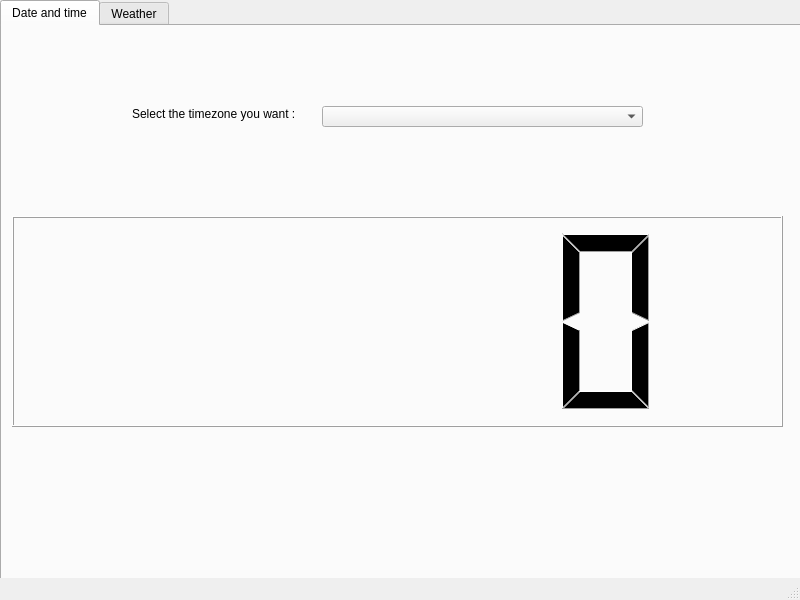
This is maindesktopweadtwindow.ui in Vicken-Ghoubiguian/desktopWeaDTApp as Qt 5 draws it before an edit. The edited form follows.
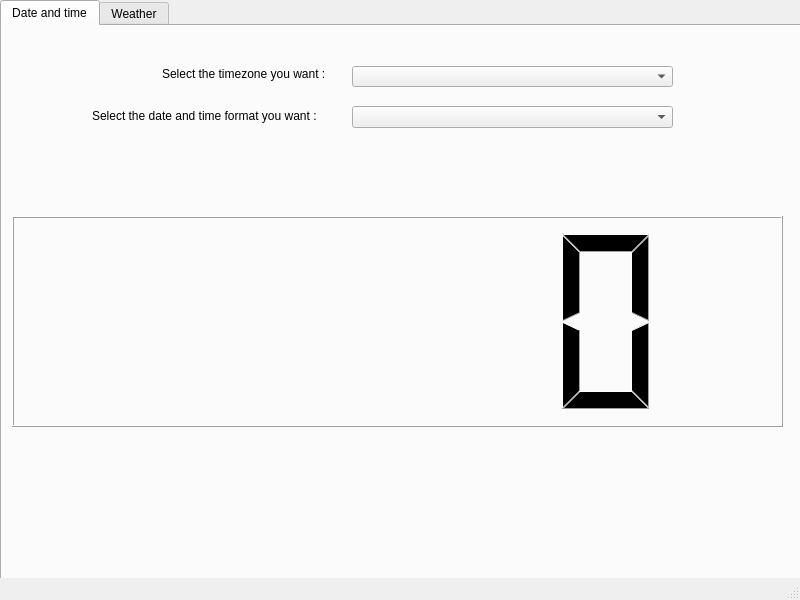
This is the edited form.

Commit message: Set some widgets

What changed in the file:
```diff
--- a/maindesktopweadtwindow.ui
+++ b/maindesktopweadtwindow.ui
@@ -46,8 +46,8 @@
      <widget class="QLabel" name="labelOfIANATimezones">
       <property name="geometry">
        <rect>
-        <x>130</x>
-        <y>80</y>
+        <x>160</x>
+        <y>40</y>
         <width>191</width>
         <height>16</height>
        </rect>
@@ -59,8 +59,8 @@
      <widget class="QComboBox" name="comboBoxOfIANATimezones">
       <property name="geometry">
        <rect>
-        <x>320</x>
-        <y>80</y>
+        <x>350</x>
+        <y>40</y>
         <width>321</width>
         <height>21</height>
        </rect>
@@ -76,6 +76,29 @@
        </rect>
       </property>
      </widget>
+     <widget class="QComboBox" name="comboBoxDateAndTimeFormats">
+      <property name="geometry">
+       <rect>
+        <x>350</x>
+        <y>80</y>
+        <width>321</width>
+        <height>22</height>
+       </rect>
+      </property>
+     </widget>
+     <widget class="QLabel" name="labelOfDateAndTimeFormats">
+      <property name="geometry">
+       <rect>
+        <x>90</x>
+        <y>80</y>
+        <width>251</width>
+        <height>20</height>
+       </rect>
+      </property>
+      <property name="text">
+       <string>Select the date and time format you want :</string>
+      </property>
+     </widget>
     </widget>
     <widget class="QWidget" name="weatherTab">
      <attribute name="title">
```
The commit also changes 1 other file.
